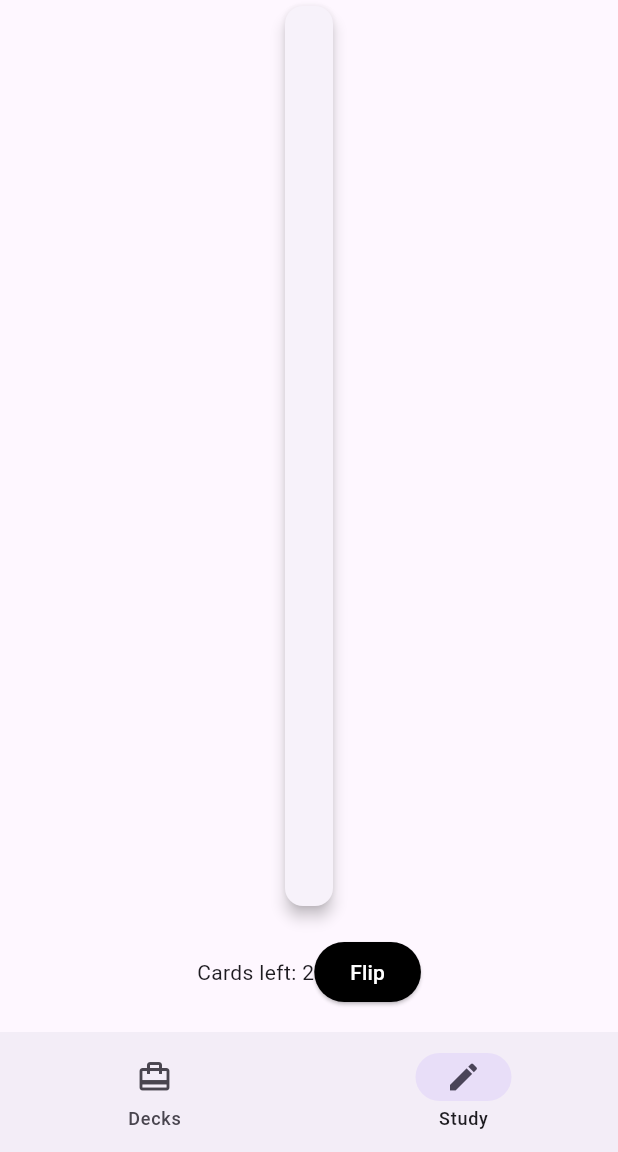
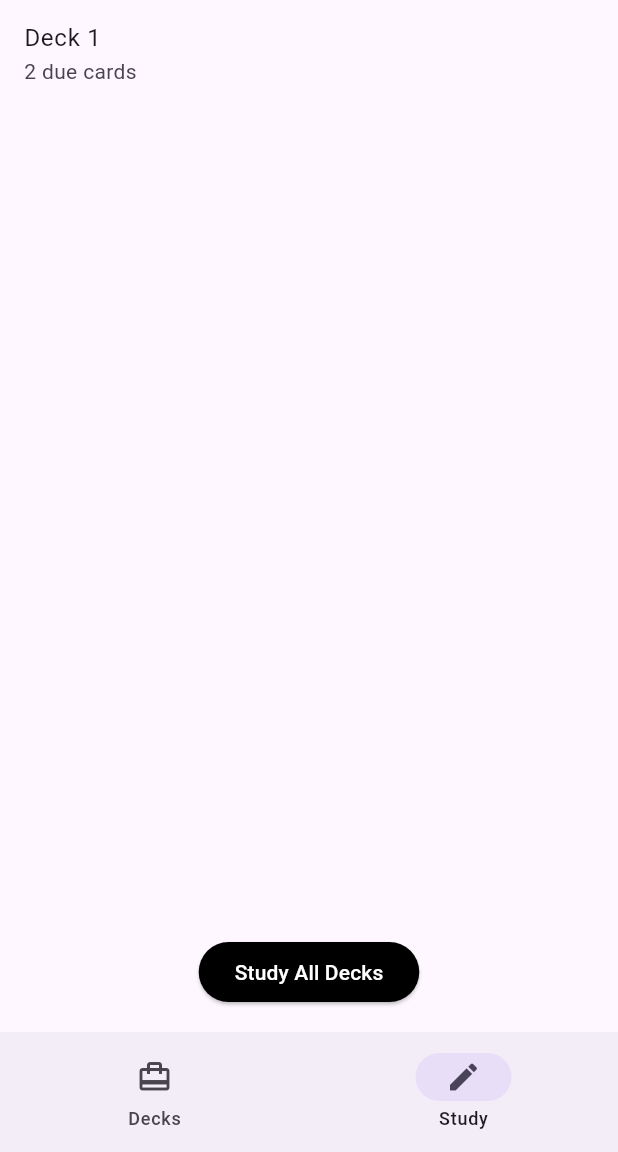
Before and after one commit to JadonJZhu/flashcard_pet, a Flutter app: the screen it shows after launch, item 2 of the bottom bar chosen, on a phone screen of 412 x 824 dp, the part 84-1236 px from its top. Run offline on Flutter 3.47's test engine with Material 3 defaults, Android fonts, the phone set to English and light mode, and no system bars; our stand-ins replace flutter_riverpod, go_router, riverpod_annotation, rxdart; missing offline and left inert: flutter_quill; generated files the repository leaves out were written again.

Commit message:
implemented study selection screen

```diff
--- a/lib/src/features/decks/domain/deck.dart
+++ b/lib/src/features/decks/domain/deck.dart
@@ -1,14 +1,15 @@
-// ignore_for_file: public_member_api_docs, sort_constructors_first
 typedef DeckID = String;
 
 class Deck {
   const Deck({
     required this.id,
     required this.title,
+    this.examDate,
   });
 
   final DeckID id;
   final String title;
+  final DateTime? examDate;
 
   Deck copyWith({
     DeckID? id,
--- a/lib/src/features/flashcards/domain/mutable_flashcard.dart
+++ b/lib/src/features/flashcards/domain/mutable_flashcard.dart
@@ -1,9 +1,10 @@
 import 'dart:math';
 
 import 'package:flashcard_pet/src/features/flashcards/domain/flashcard.dart';
-import 'package:flashcard_pet/src/features/flashcards/presentation/study/flashcard_study_screen.dart';
+import 'package:flashcard_pet/src/features/flashcards/presentation/study/flashcard_study_contents.dart';
 
 extension MutableFlashcard on Flashcard {
+  // This algorithm follows the Super Memo 2 Spaced Repetition algorithm found online, adapted to fit 3 answer choices instead of 5.
   Flashcard setNextReview(AnswerChoice answerChoice) {
     int quality;
     int newInterval;
--- a/lib/src/features/flashcards/presentation/study/flashcard_study_controller.dart
+++ b/lib/src/features/flashcards/presentation/study/flashcard_study_controller.dart
@@ -1,7 +1,10 @@
+import 'package:flashcard_pet/src/features/decks/data/fake_decks_repository.dart';
+import 'package:flashcard_pet/src/features/decks/domain/deck.dart';
 import 'package:flashcard_pet/src/features/flashcards/data/flashcards_repository.dart';
 import 'package:flashcard_pet/src/features/flashcards/domain/flashcard.dart';
 import 'package:flashcard_pet/src/features/flashcards/domain/mutable_flashcard.dart';
-import 'package:flashcard_pet/src/features/flashcards/presentation/study/flashcard_study_screen.dart';
+import 'package:flashcard_pet/src/features/flashcards/presentation/study/flashcard_study_contents.dart';
+import 'package:flashcard_pet/src/utils/null_wrapper.dart';
 
 import 'package:riverpod_annotation/riverpod_annotation.dart';
 
@@ -11,13 +14,50 @@ part 'flashcard_study_controller.g.dart';
 class FlashcardStudyController extends _$FlashcardStudyController {
   @override
   Future<FlashcardStudyState> build() async {
-    final flashcards = await ref.watch(dueFlashcardsStreamProvider.future);
+    final dueFlashcards = await ref.read(dueFlashcardsStreamProvider.future);
+    final deckMap = await _groupFlashcardsByDeck(dueFlashcards);
 
     return FlashcardStudyState(
-      currentCard: flashcards.firstOrNull,
-      remainingCount: flashcards.length,
+      deckMap: deckMap,
+      selectedDeck: null,
+      currentCard: null,
+      remainingCount: dueFlashcards.length,
       isFlipped: false,
     );
+  }
+
+  Future<Map<Deck, List<Flashcard>>> _groupFlashcardsByDeck(
+      List<Flashcard> flashcards) async {
+    final deckMap = <Deck, List<Flashcard>>{};
+    for (final card in flashcards) {
+      final deck = await ref.read(deckByIdFutureProvider(card.deckId).future);
+      if (deck == null) {
+        throw Exception("Deck with id ${card.deckId} not found.");
+      }
+      deckMap.putIfAbsent(deck, () => []).add(card);
+    }
+    return deckMap;
+  }
+
+  void selectDeck(Deck? deck) {
+    state = AsyncData(state.value!.copyWith(
+      selectedDeck: deck,
+      currentCard:
+          Wrapped(deck != null ? state.value!.deckMap[deck]!.first : null),
+      remainingCount: deck != null
+          ? state.value!.deckMap[deck]!.length
+          : state.value!.remainingCount,
+    ));
+  }
+
+  void startStudyingAllDecks() {
+    final allCards =
+        state.value!.deckMap.values.expand((cards) => cards).toList();
+    state = AsyncData(state.value!.copyWith(
+      selectedDeck: null,
+      currentCard: Wrapped(allCards.first),
+      remainingCount: allCards.length,
+    ));
   }
 
   void flipCard() {
@@ -25,44 +65,81 @@ class FlashcardStudyController extends _$FlashcardStudyController {
         state.value!.copyWith(isFlipped: !state.value!.isFlipped));
   }
 
+  Future<void> _updateCard(Flashcard card) async {
+    state = const AsyncLoading();
+    final successState = await AsyncValue.guard(
+        () => ref.read(flashcardsRepositoryProvider).setFlashcard(card));
+    if (successState.hasError) {
+      state = AsyncError(successState.error!, successState.stackTrace!);
+      return;
+    }
+  }
+
   Future<void> answer(Flashcard card, AnswerChoice answerChoice) async {
     final updatedCard = card.setNextReview(answerChoice);
 
-    state = const AsyncLoading();
-    final successState = await AsyncValue.guard(
-        () => ref.read(flashcardsRepositoryProvider).setFlashcard(updatedCard));
-    if (successState.hasError) {
-      state = AsyncError(successState.error!, successState.stackTrace!);
+    await _updateCard(updatedCard);
+
+    final currentState = state.value!;
+    final updatedDeckMap =
+        Map<Deck, List<Flashcard>>.from(currentState.deckMap);
+    final deck = currentState.deckMap.entries
+        .firstWhere((entry) => entry.key.id == card.deckId)
+        .key;
+
+    updatedDeckMap[deck] =
+        updatedDeckMap[deck]!.where((c) => c.id != card.id).toList();
+
+    final nextCard = _getNextCard(updatedDeckMap, currentState.selectedDeck);
+    if (nextCard == null) {
+      updatedDeckMap.remove(deck);
+    }
+
+    state = AsyncData(currentState.copyWith(
+      deckMap: updatedDeckMap,
+      currentCard: Wrapped(nextCard),
+      remainingCount: currentState.remainingCount - 1,
+      isFlipped: false,
+    ));
+  }
+
+  Flashcard? _getNextCard(
+      Map<Deck, List<Flashcard>> deckMap, Deck? selectedDeck) {
+    if (selectedDeck != null) {
+      return deckMap[selectedDeck]!.firstOrNull;
     } else {
-      state = AsyncData(state.value!);
+      final allCards = deckMap.values.expand((cards) => cards).toList();
+      return allCards.firstOrNull;
     }
   }
 }
 
 class FlashcardStudyState {
   FlashcardStudyState({
+    required this.deckMap,
+    required this.selectedDeck,
     required this.currentCard,
     required this.remainingCount,
     required this.isFlipped,
   });
 
+  final Map<Deck, List<Flashcard>> deckMap;
+  final Deck? selectedDeck;
   final Flashcard? currentCard;
   final int remainingCount;
   final bool isFlipped;
 
-  factory FlashcardStudyState.initial() => FlashcardStudyState(
-        currentCard: null,
-        remainingCount: 0,
-        isFlipped: false,
-      );
-
   FlashcardStudyState copyWith({
-    Flashcard? currentCard,
+    Map<Deck, List<Flashcard>>? deckMap,
+    Deck? selectedDeck,
+    Wrapped<Flashcard?>? currentCard,
     int? remainingCount,
     bool? isFlipped,
   }) {
     return FlashcardStudyState(
-      currentCard: currentCard ?? this.currentCard,
+      deckMap: deckMap ?? this.deckMap,
+      selectedDeck: selectedDeck ?? this.selectedDeck,
+      currentCard: currentCard != null ? currentCard.value : this.currentCard,
       remainingCount: remainingCount ?? this.remainingCount,
       isFlipped: isFlipped ?? this.isFlipped,
     );
--- a/lib/src/features/flashcards/presentation/study/flashcard_study_screen.dart
+++ b/lib/src/features/flashcards/presentation/study/flashcard_study_screen.dart
@@ -1,16 +1,10 @@
 import 'package:flashcard_pet/src/common_widgets/async_value_widget.dart';
-import 'package:flashcard_pet/src/common_widgets/empty_placeholder_widget.dart';
-import 'package:flashcard_pet/src/features/flashcards/presentation/study/quill_content_display.dart';
+import 'package:flashcard_pet/src/features/flashcards/presentation/study/flashcard_study_contents.dart';
 import 'package:flashcard_pet/src/features/flashcards/presentation/study/flashcard_study_controller.dart';
+import 'package:flashcard_pet/src/features/flashcards/presentation/study/study_selection_contents.dart';
 import 'package:flashcard_pet/src/utils/async_value_ui.dart';
 import 'package:flutter/material.dart';
 import 'package:flutter_riverpod/flutter_riverpod.dart';
-
-enum AnswerChoice {
-  easy,
-  difficult,
-  forgot;
-}
 
 class FlashcardStudyScreen extends StatelessWidget {
   const FlashcardStudyScreen({super.key});
@@ -41,62 +35,13 @@ class FlashcardStudyScreenContents extends ConsumerWidget {
     return AsyncValueWidget(
       value: studyStateValue,
       data: (studyState) {
-        final flashcard = studyState.currentCard;
-        if (flashcard != null) {
-          final isFlipped = studyState.isFlipped;
-          final cardContent =
-              isFlipped ? flashcard.backContent : flashcard.frontContent;
-
-          return Column(
-            children: [
-              Expanded(
-                child: Center(
-                  child: ConstrainedBox(
-                    constraints: const BoxConstraints(
-                      maxWidth: 800,
-                    ),
-                    child: Card(
-                      elevation: 4,
-                      child: Padding(
-                        padding: const EdgeInsets.all(16),
-                        child: IntrinsicWidth(
-                          child: QuillContentDisplay(document: cardContent),
-                        ),
-                      ),
-                    ),
-                  ),
-                ),
-              ),
-              Padding(
-                padding: const EdgeInsets.all(16),
-                child: Row(
-                  mainAxisAlignment: MainAxisAlignment.center,
-                  children: [
-                    Text("Cards left: ${studyState.remainingCount}"),
-                    if (!isFlipped)
-                      ElevatedButton(
-                        onPressed: () => ref
-                            .read(flashcardStudyControllerProvider.notifier)
-                            .flipCard(),
-                        child: Text(isFlipped ? 'Flip' : 'Flip'),
-                      ),
-                    if (isFlipped)
-                      for (final choice in AnswerChoice.values)
-                        ElevatedButton(
-                          onPressed: () => ref
-                              .read(flashcardStudyControllerProvider.notifier)
-                              .answer(flashcard, choice),
-                          child: Text(choice.name),
-                        ),
-                  ],
-                ),
-              ),
-            ],
-          );
+        debugPrint(
+            "rebuilt contents:\nstudyState's card: ${studyState.currentCard}");
+        if (studyState.currentCard == null) {
+          return StudySelectionContents(studyState: studyState);
         } else {
-          return const EmptyPlaceholderWidget(
-            message: "Finished all cards!",
-          );
+          debugPrint("Flashcard study card");
+          return FlashcardStudyContents(studyState: studyState);
         }
       },
     );
--- /dev/null
+++ b/lib/src/features/flashcards/presentation/study/study_selection_contents.dart
@@ -0,0 +1,42 @@
+import 'package:flashcard_pet/src/features/flashcards/presentation/study/flashcard_study_controller.dart';
+import 'package:flutter/material.dart';
+import 'package:flutter_riverpod/flutter_riverpod.dart';
+
+class StudySelectionContents extends ConsumerWidget {
+  const StudySelectionContents({super.key, required this.studyState});
+
+  final FlashcardStudyState studyState;
+
+  @override
+  Widget build(BuildContext context, WidgetRef ref) {
+    return Column(
+      children: [
+        Expanded(
+          child: ListView.builder(
+            itemCount: studyState.deckMap.length,
+            itemBuilder: (context, index) {
+              final deck = studyState.deckMap.keys.elementAt(index);
+              final cardCount = studyState.deckMap[deck]!.length;
+              return ListTile(
+                title: Text(deck.title),
+                subtitle: Text('$cardCount due cards'),
+                onTap: () => ref
+                    .read(flashcardStudyControllerProvider.notifier)
+                    .selectDeck(deck),
+              );
+            },
+          ),
+        ),
+        Padding(
+          padding: const EdgeInsets.all(16),
+          child: ElevatedButton(
+            onPressed: () => ref
+                .read(flashcardStudyControllerProvider.notifier)
+                .startStudyingAllDecks(),
+            child: const Text('Study All Decks'),
+          ),
+        ),
+      ],
+    );
+  }
+}
--- /dev/null
+++ b/lib/src/utils/null_wrapper.dart
@@ -0,0 +1,4 @@
+class Wrapped<T> {
+  final T? value;
+  Wrapped(this.value);
+}
```
Also changed, not shown: lib/src/features/decks/presentation/deck_edit/deck_edit_screen.dart (+37 -6 lines), lib/src/features/flashcards/presentation/study/flashcard_study_contents.dart (added, +73 -0 lines), lib/src/features/flashcards/presentation/study/flashcard_study_controller.g.dart.
